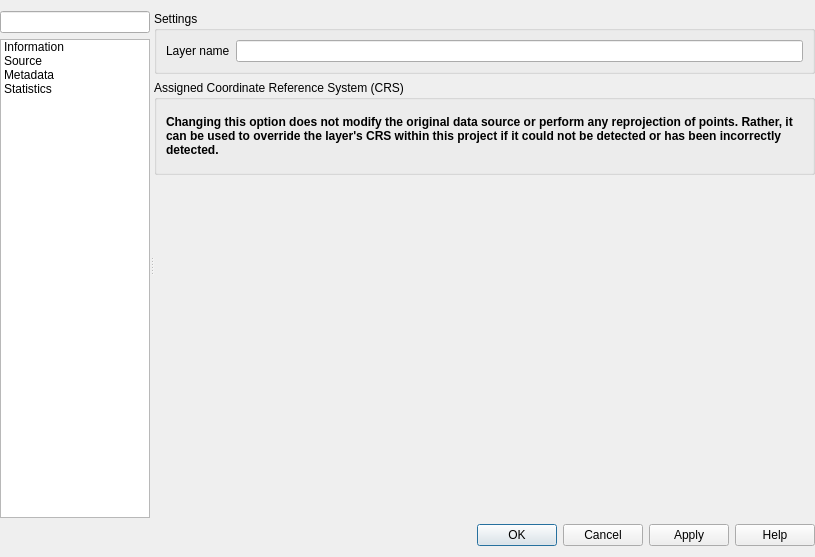
First picture: the form in src/ui/qgspointcloudlayerpropertiesbase.ui, repository qgis/QGIS, before the edit.
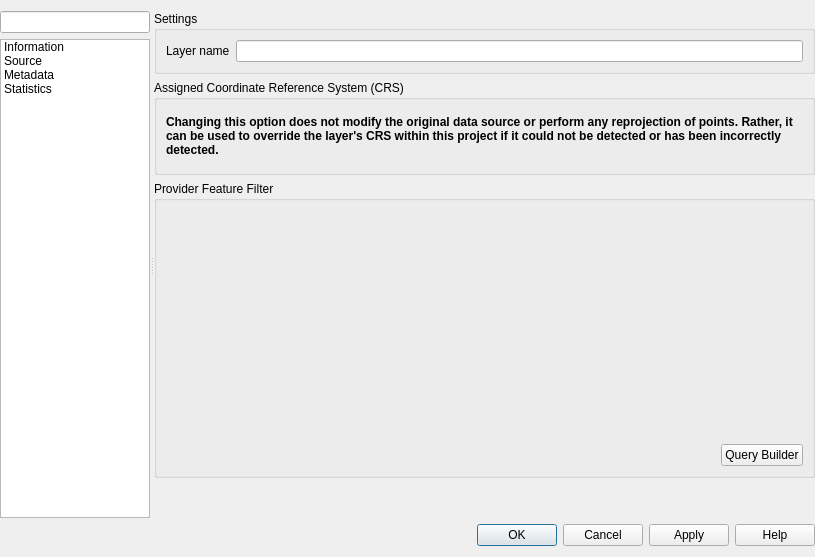
Second picture: the form after the edit. The open tabs and pages were chosen to show the change. Icons and pictures are not drawn. Custom widgets are drawn as their Qt base class.

Commit message: add query editor in pointcloud layer properties

```diff
--- a/src/ui/qgspointcloudlayerpropertiesbase.ui
+++ b/src/ui/qgspointcloudlayerpropertiesbase.ui
@@ -294,6 +294,47 @@
              </layout>
             </widget>
            </item>
+           <item>
+            <widget class="QgsCollapsibleGroupBox" name="mSubsetGroupBox">
+             <property name="sizePolicy">
+              <sizepolicy hsizetype="Preferred" vsizetype="Preferred">
+               <horstretch>0</horstretch>
+               <verstretch>3</verstretch>
+              </sizepolicy>
+             </property>
+             <property name="title">
+              <string>Provider Feature Filter</string>
+             </property>
+             <layout class="QGridLayout" name="gridLayout_2">
+              <item row="1" column="1">
+               <widget class="QPushButton" name="pbnQueryBuilder">
+                <property name="text">
+                 <string>Query Builder</string>
+                </property>
+               </widget>
+              </item>
+              <item row="1" column="0">
+               <spacer name="horizontalSpacer">
+                <property name="orientation">
+                 <enum>Qt::Horizontal</enum>
+                </property>
+                <property name="sizeType">
+                 <enum>QSizePolicy::Expanding</enum>
+                </property>
+                <property name="sizeHint" stdset="0">
+                 <size>
+                  <width>0</width>
+                  <height>21</height>
+                 </size>
+                </property>
+               </spacer>
+              </item>
+              <item row="0" column="0" colspan="2">
+               <widget class="QgsCodeEditorSQL" name="txtSubsetSQL" native="true"/>
+              </item>
+             </layout>
+            </widget>
+           </item>
            <item>
             <spacer name="verticalSpacer">
              <property name="orientation">
@@ -420,17 +461,23 @@
   </layout>
  </widget>
  <customwidgets>
-  <customwidget>
-   <class>QgsFilterLineEdit</class>
-   <extends>QLineEdit</extends>
-   <header>qgsfilterlineedit.h</header>
-  </customwidget>
   <customwidget>
    <class>QgsCollapsibleGroupBox</class>
    <extends>QGroupBox</extends>
    <header>qgscollapsiblegroupbox.h</header>
    <container>1</container>
   </customwidget>
+  <customwidget>
+   <class>QgsFilterLineEdit</class>
+   <extends>QLineEdit</extends>
+   <header>qgsfilterlineedit.h</header>
+  </customwidget>
+  <customwidget>
+   <class>QgsCodeEditorSQL</class>
+   <extends>QWidget</extends>
+   <header>qgscodeeditorsql.h</header>
+   <container>1</container>
+  </customwidget>
   <customwidget>
    <class>QgsProjectionSelectionWidget</class>
    <extends>QWidget</extends>
```
Left out of the diff: 3 changed lines with no effect on the pictures.
